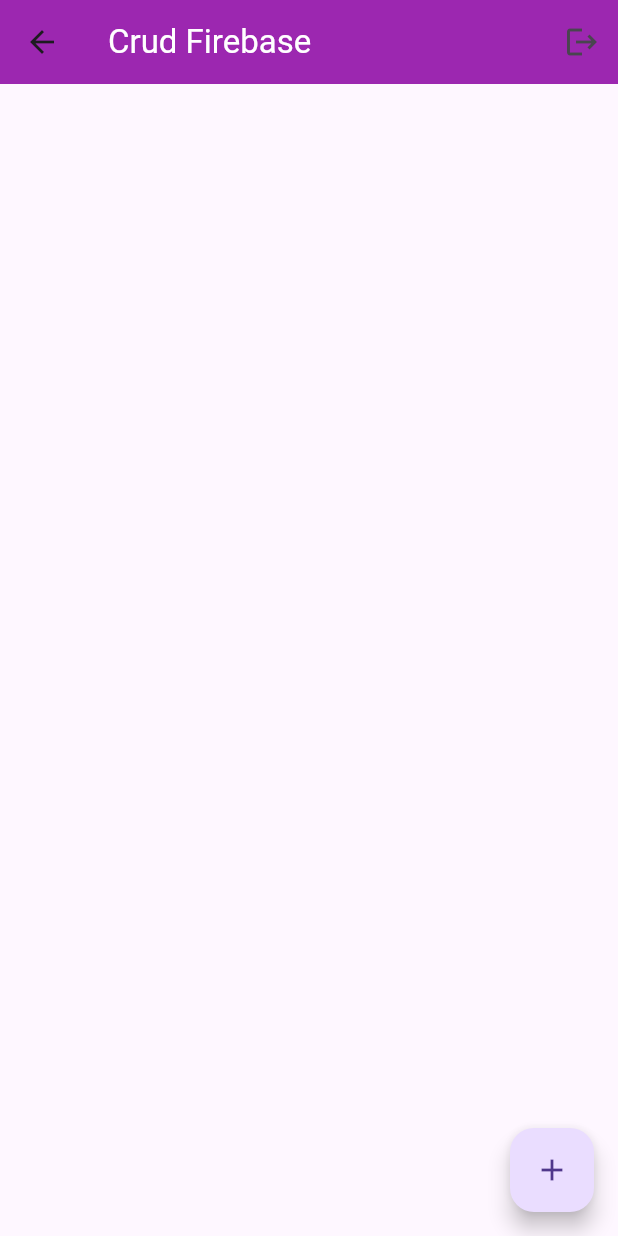
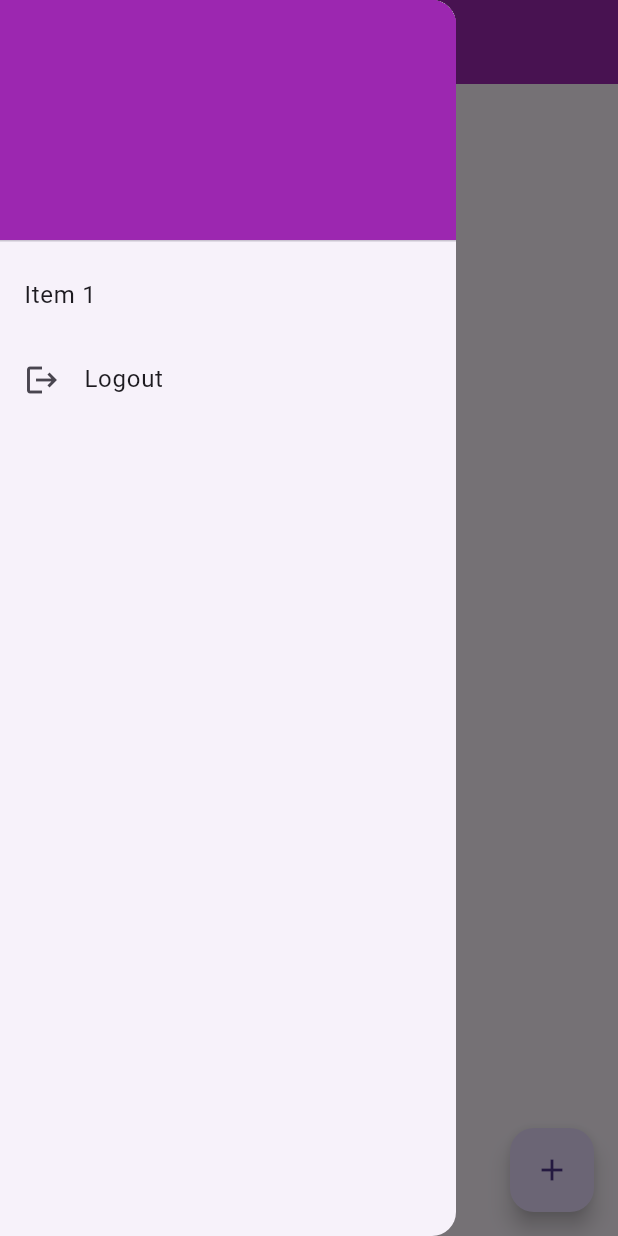
Before and after one commit to jlvillasmilv/flutter_course, a Flutter app: the Home screen opened directly, with the side drawer open (before the commit the screen has no drawer), on a phone screen of 412 x 824 dp. Run offline on Flutter 3.47's test engine with Material 3 defaults, Android fonts, the light colour scheme and no system bars; our stand-ins replace cloud_firestore, firebase_auth, firebase_core, sqflite; accounts and stored records are empty.

Commit message:
added menubar

```diff
--- a/crud_firebase/lib/main.dart
+++ b/crud_firebase/lib/main.dart
@@ -59,11 +59,8 @@
             ),
             initialRoute: isLoggedIn ? '/' : '/login',
             routes: {
-              // Public routes
               '/login': (context) => const Login(),
               '/register': (context) => const Register(),
-
-              // Protected routes - wrapped in a builder to handle redirection
               '/': (context) => _buildProtectedRoute(context, const Home()),
               '/add': (context) =>
                   _buildProtectedRoute(context, const AddData()),
--- a/crud_firebase/lib/pages/home_page.dart
+++ b/crud_firebase/lib/pages/home_page.dart
@@ -1,6 +1,7 @@
 import 'package:firebase_auth/firebase_auth.dart';
 import 'package:flutter/material.dart';
 import 'package:crud_firebase/services/firebase_service.dart';
+import 'package:crud_firebase/widgets/app_bar.dart';
 
 class Home extends StatefulWidget {
   const Home({super.key});
@@ -16,41 +17,8 @@
       appBar: AppBar(
         title: Text('Crud Firebase', style: TextStyle(color: Colors.white)),
         backgroundColor: Colors.purple,
-        actions: [
-          IconButton(
-            icon: Icon(Icons.logout),
-            onPressed: () async {
-              await showDialog(
-                context: context,
-                builder: (context) {
-                  return AlertDialog(
-                    title: Text('Logout'),
-                    content: Text('¿Are you sure you want to logout?'),
-                    actions: [
-                      TextButton(
-                        onPressed: () {
-                          Navigator.pop(context, false);
-                        },
-                        child: Text(
-                          'Cancelar',
-                          style: TextStyle(color: Colors.red),
-                        ),
-                      ),
-                      TextButton(
-                        onPressed: () {
-                          FirebaseAuth.instance.signOut();
-                          Navigator.pop(context, true);
-                        },
-                        child: Text('Logout'),
-                      ),
-                    ],
-                  );
-                },
-              );
-            },
-          ),
-        ],
       ),
+      drawer: AppBarWidget(),
       body: FutureBuilder(
         future: getData(),
         builder: (context, snapshot) {
--- a/crud_firebase/lib/pages/index.dart
+++ b/crud_firebase/lib/pages/index.dart
@@ -5,3 +5,4 @@
 export 'package:crud_firebase/pages/page_404.dart';
 export 'package:crud_firebase/pages/register.dart';
 export 'package:firebase_core/firebase_core.dart';
+export 'package:crud_firebase/widgets/app_bar.dart';
--- /dev/null
+++ b/crud_firebase/lib/widgets/app_bar.dart
@@ -0,0 +1,67 @@
+import 'package:firebase_auth/firebase_auth.dart';
+import 'package:flutter/material.dart';
+
+class AppBarWidget extends StatelessWidget {
+  const AppBarWidget({super.key});
+
+  @override
+  Widget build(BuildContext context) {
+    final user = FirebaseAuth.instance.currentUser;
+
+    return Drawer(
+      // Add a ListView to the drawer. This ensures the user can scroll
+      // through the options in the drawer if there isn't enough vertical
+      // space to fit everything.
+      child: ListView(
+        // Important: Remove any padding from the ListView.
+        padding: EdgeInsets.zero,
+        children: [
+          DrawerHeader(
+            decoration: BoxDecoration(color: Colors.purple),
+            child: Text(user!.displayName!),
+          ),
+          ListTile(
+            title: const Text('Item 1'),
+            onTap: () {
+              // Update the state of the app.
+              // ...
+            },
+          ),
+          ListTile(
+            title: const Text('Logout'),
+            leading: Icon(Icons.logout),
+            onTap: () async {
+              await showDialog(
+                context: context,
+                builder: (context) {
+                  return AlertDialog(
+                    title: Text('Logout'),
+                    content: Text('¿Are you sure you want to logout?'),
+                    actions: [
+                      TextButton(
+                        onPressed: () {
+                          Navigator.pop(context, false);
+                        },
+                        child: Text(
+                          'Cancelar',
+                          style: TextStyle(color: Colors.red),
+                        ),
+                      ),
+                      TextButton(
+                        onPressed: () {
+                          FirebaseAuth.instance.signOut();
+                          Navigator.pop(context, true);
+                        },
+                        child: Text('Logout'),
+                      ),
+                    ],
+                  );
+                },
+              );
+            },
+          ),
+        ],
+      ),
+    );
+  }
+}
--- a/crud_firebase/pubspec.yaml
+++ b/crud_firebase/pubspec.yaml
@@ -61,7 +61,8 @@
   uses-material-design: true
 
   # To add assets to your application, add an assets section, like this:
-  # assets:
+  assets:
+    - assets/
   #   - images/a_dot_burr.jpeg
   #   - images/a_dot_ham.jpeg
 
```
Also changed, not shown: app_intro/pubspec.lock, crud_firebase/pubspec.lock, crud_sqlite/pubspec.lock.
